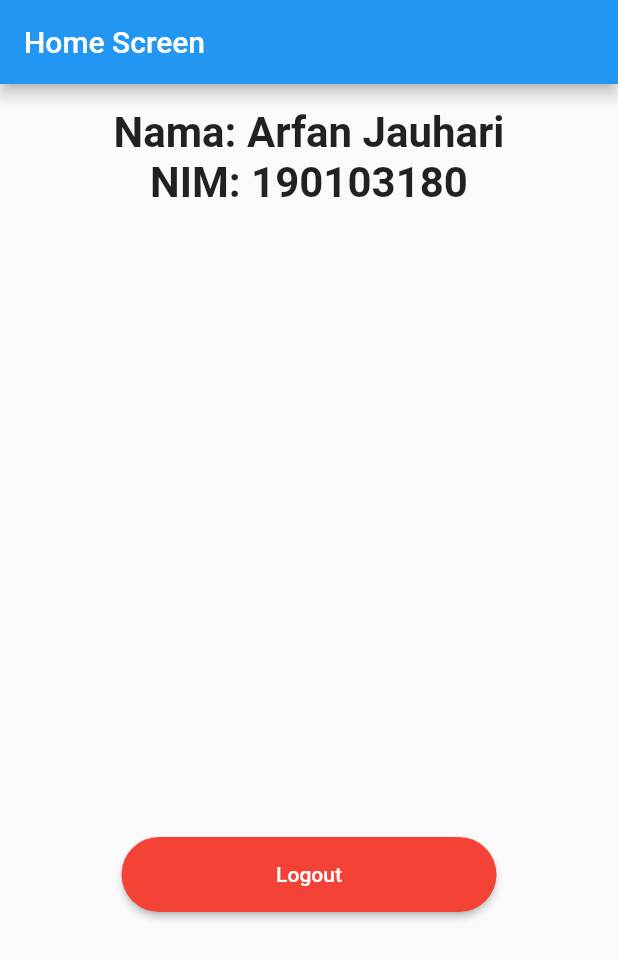
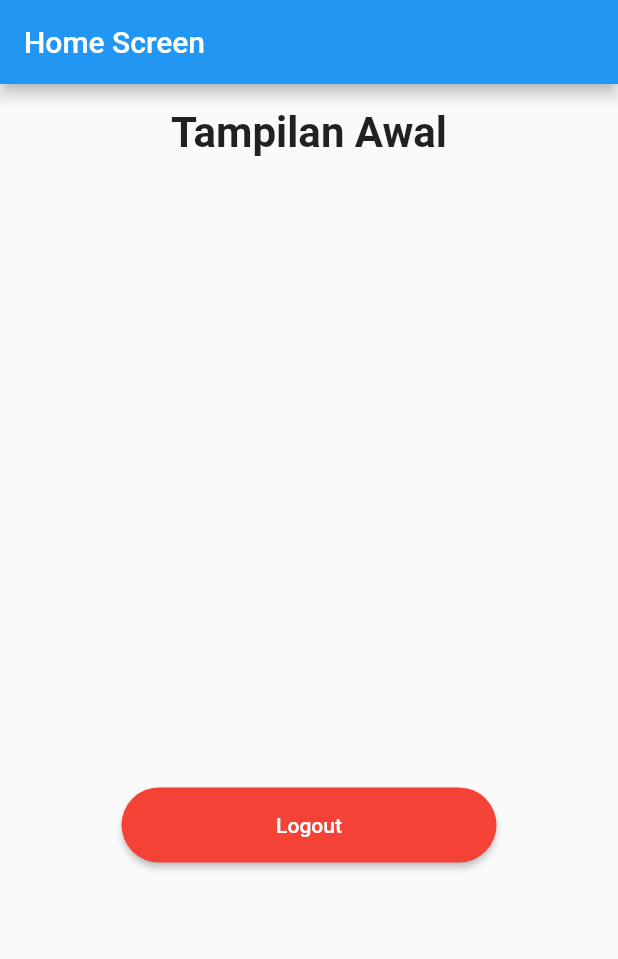
Before and after one commit to arfan04/Tambal_Ban_Online, a Flutter app: the HomeScreen screen opened directly, on a phone screen of 412 x 824 dp. Shown: the top 959 px of the screen. Run offline on Flutter 3.47's test engine with Material 2 defaults, Android fonts, the phone set to English and light mode, and no system bars; our stand-ins replace hive_flutter; accounts and stored records are empty.

```diff
--- a/lib/home_screen.dart
+++ b/lib/home_screen.dart
@@ -16,11 +16,7 @@ class HomeScreen extends StatelessWidget {
           padding: EdgeInsets.all(8.0),
         ),
         Text(
-          'Nama: Arfan Jauhari',
-          style: TextStyle(fontWeight: FontWeight.bold, fontSize: 28),
-        ),
-        Text(
-          'NIM: 190103180',
+          'Tampilan Awal',
           style: TextStyle(fontWeight: FontWeight.bold, fontSize: 28),
         ),
         Container(
```
